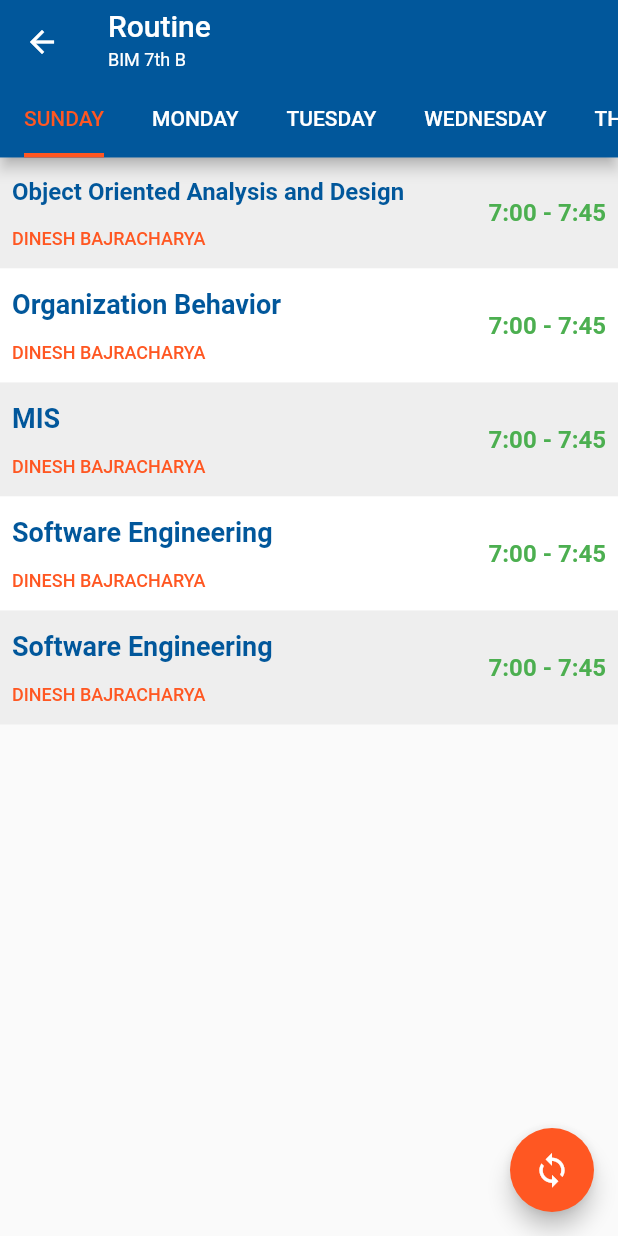
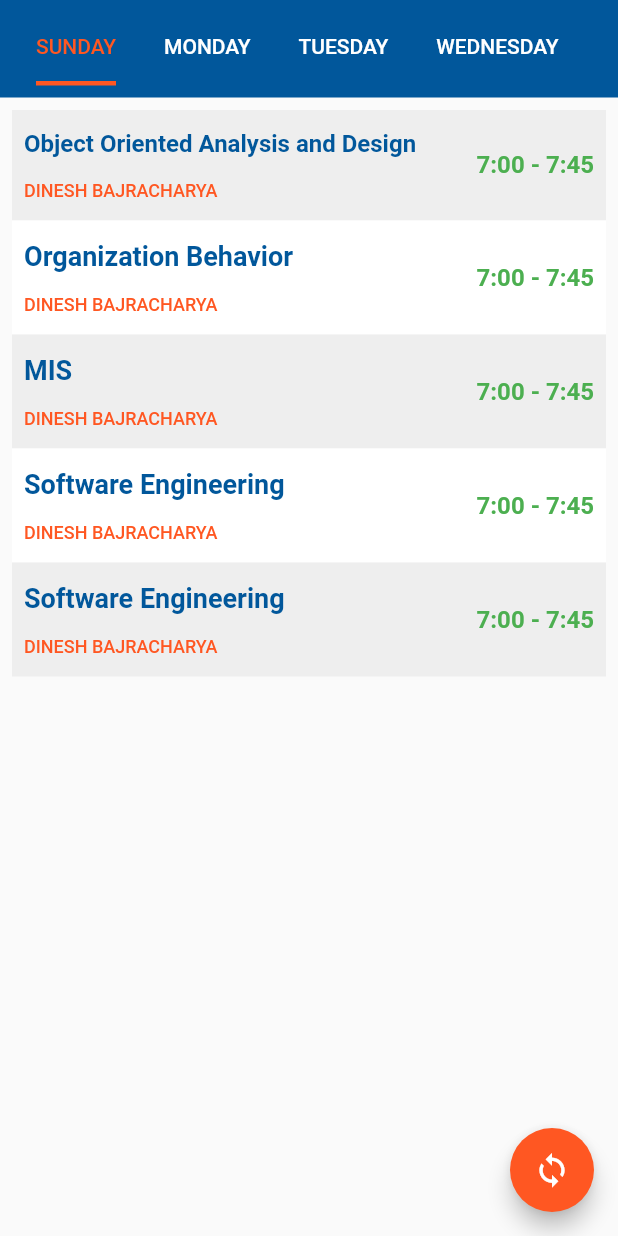
Before and after one commit to praveen1082/collegeapp, a Flutter app: the RoutinePage screen opened directly, on a phone screen of 412 x 824 dp. Run offline on Flutter 3.47's test engine with Material 2 defaults, Android fonts, the light colour scheme and no system bars; our stand-ins replace flutter_image_slideshow, table_calendar; network calls fail.

Commit message:
Routine page issues resolved

```diff
--- a/lib/UI/pages/routine.dart
+++ b/lib/UI/pages/routine.dart
@@ -13,43 +13,19 @@ class RoutinePage extends StatelessWidget {
 
   @override
   Widget build(BuildContext context) {
-    return DefaultTabController(
+    return Scaffold(
+      body: DefaultTabController(
         length: myTabs.length,
-      child: Scaffold(
-        appBar: AppBar(
-          backgroundColor: Colors.lightBlue[900],
-          titleSpacing: 0,
-          title: const ListTile(
-            title: Text(
-              "Routine",
-              style: TextStyle(
-                  fontSize: 20.0,
-                  fontWeight: FontWeight.w500,
-                  color: Colors.white),
-            ),
-            subtitle: Text(
-              "BIM 7th B",
-              style: TextStyle(
-                  fontSize: 12.0,
-                  fontWeight: FontWeight.w400,
-                  color: Colors.white),
-            ),
-          ),
-          // title: RichText(
-          //     text: TextSpan(
-          //         text: "Routine",
-          //         style: TextStyle(fontSize: 18.0, fontWeight: FontWeight.w600),
-          //         children: [
-          //           const SizedBox(height: 10.0,),
-          //       TextSpan(
-          //           text: "BIM 7th B",
-          //           style:
-          //               TextStyle(fontSize: 12.0, fontWeight: FontWeight.w400))
-          //     ])),
-          // flexibleSpace: SizedBox(
-          //   height: 20,
-          // ),
-          bottom: TabBar(
+        initialIndex: 0,
+        child: Column(
+          children: [
+            Container(
+              width: double.infinity,
+              color: Colors.lightBlue[900],
+              child: Padding(
+                padding: const EdgeInsets.all(8.0),
+                child: TabBar(
+                    physics: BouncingScrollPhysics(),
                     indicatorSize: TabBarIndicatorSize.label,
                     indicatorWeight: 3,
                     labelColor: Colors.deepOrange,
@@ -58,28 +34,27 @@ class RoutinePage extends StatelessWidget {
                     unselectedLabelColor: Colors.white,
                     tabs: myTabs),
               ),
-        floatingActionButton: FloatingActionButton(
-          onPressed: () {},
-          child: Icon(
-            Icons.sync,
-            size: 25,
             ),
-          backgroundColor: Colors.deepOrange,
-        ),
-        body: TabBarView(
+            Container(
+              child: Expanded(
+                child: Padding(
+                  padding: const EdgeInsets.all(8.0),
+                  child: TabBarView(
+                    physics: BouncingScrollPhysics(),
                     children: myTabs.map((Tab tab) {
                       final String? label = tab.text;
                       return ListView.builder(
                           itemCount: 5,
-                //physics: NeverScrollableScrollPhysics(),
+                          physics: BouncingScrollPhysics(),
                           shrinkWrap: true,
                           itemBuilder: (context, index) {
                             return Column(
                               children: [
                                 Container(
                                   decoration: BoxDecoration(
-                          color:
-                              index % 2 == 0 ? Colors.grey[200] : Colors.white,
+                                    color: index % 2 == 0
+                                        ? Colors.grey[200]
+                                        : Colors.white,
                                   ),
                                   //margin: EdgeInsets.only(
                                   //bottom: 5, top: 0, left: 0, right: 0),
@@ -103,26 +78,19 @@ class RoutinePage extends StatelessWidget {
                                                             "Object Oriented Analysis and Design ",
                                                             style: TextStyle(
                                                                 fontSize: 16.0,
-                                                      color:
-                                                          Colors.lightBlue[900],
+                                                                color: Colors
+                                                                        .lightBlue[
+                                                                    900],
                                                                 fontWeight:
-                                                          FontWeight.w700),
+                                                                    FontWeight
+                                                                        .w700),
                                                           )
                                                         : index == 1
                                                             ? Text(
                                                                 "Organization Behavior",
                                                                 style: TextStyle(
-                                                          fontSize: 18.0,
-                                                          color: Colors
-                                                              .lightBlue[900],
-                                                          fontWeight:
-                                                              FontWeight.w600),
-                                                    )
-                                                  : index == 2
-                                                      ? Text(
-                                                          "MIS",
-                                                          style: TextStyle(
-                                                              fontSize: 18.0,
+                                                                    fontSize:
+                                                                        18.0,
                                                                     color: Colors
                                                                             .lightBlue[
                                                                         900],
@@ -130,16 +98,26 @@ class RoutinePage extends StatelessWidget {
                                                                         FontWeight
                                                                             .w600),
                                                               )
+                                                            : index == 2
+                                                                ? Text(
+                                                                    "MIS",
+                                                                    style: TextStyle(
+                                                                        fontSize:
+                                                                            18.0,
+                                                                        color: Colors.lightBlue[
+                                                                            900],
+                                                                        fontWeight:
+                                                                            FontWeight.w600),
+                                                                  )
                                                                 : Text(
                                                                     "Software Engineering",
                                                                     style: TextStyle(
-                                                              fontSize: 18.0,
-                                                              color: Colors
-                                                                      .lightBlue[
+                                                                        fontSize:
+                                                                            18.0,
+                                                                        color: Colors.lightBlue[
                                                                             900],
                                                                         fontWeight:
-                                                                  FontWeight
-                                                                      .w600),
+                                                                            FontWeight.w600),
                                                                   ),
                                                   )
                                                 ],
@@ -153,8 +131,10 @@ class RoutinePage extends StatelessWidget {
                                                     "DINESH BAJRACHARYA",
                                                     style: TextStyle(
                                                         fontSize: 12.0,
-                                              color: Colors.deepOrange,
-                                              fontWeight: FontWeight.w500),
+                                                        color:
+                                                            Colors.deepOrange,
+                                                        fontWeight:
+                                                            FontWeight.w500),
                                                   )
                                                 ],
                                               ),
@@ -193,6 +173,19 @@ class RoutinePage extends StatelessWidget {
                     }).toList(),
                   ),
                 ),
+              ),
+            ),
+          ],
+        ),
+      ),
+      floatingActionButton: FloatingActionButton(
+        onPressed: () {},
+        child: Icon(
+          Icons.sync,
+          size: 25,
+        ),
+        backgroundColor: Colors.deepOrange,
+      ),
     );
   }
 }
--- a/lib/UI/widgets/appbarwidget.dart
+++ b/lib/UI/widgets/appbarwidget.dart
@@ -13,7 +13,7 @@ class BaseAppBar extends StatelessWidget implements PreferredSizeWidget {
 
     return AppBar(
       elevation: 0,
-      backgroundColor: Colors.blue[900],
+      backgroundColor: Colors.lightBlue[900],
       titleSpacing: 10.0,
       title: Text(title),
       actions: [
--- a/lib/UI/widgets/drawerwidget.dart
+++ b/lib/UI/widgets/drawerwidget.dart
@@ -6,6 +6,7 @@ import 'package:kcmitapp/UI/pages/home.dart';
 import 'package:kcmitapp/UI/pages/notice.dart';
 import 'package:kcmitapp/UI/pages/resources.dart';
 import 'package:kcmitapp/UI/pages/resultpage.dart';
+import 'package:kcmitapp/UI/pages/routine.dart';
 
 class DrawerWidget extends StatefulWidget {
   final select;
@@ -206,6 +207,9 @@ Widget drawerMenu(int select) {
             } else if (index == 5 && _selected != 5) {
               Navigator.push(context,
                   MaterialPageRoute(builder: (context) => GalleryPage()));
+            } else if (index == 8 && _selected != 8) {
+              Navigator.push(context,
+                  MaterialPageRoute(builder: (context) => RoutinePage()));
             }
             setState(() {
               _selected = index;
--- a/lib/UI/widgets/optionsbarwidget.dart
+++ b/lib/UI/widgets/optionsbarwidget.dart
@@ -47,11 +47,11 @@ class OptionsBarWidget extends StatelessWidget {
               OptionWidget(
                 imageUrl:
                     'https://icons-for-free.com/iconfiles/png/512/calendar-131964752454737242.png',
-                page: showAlertDialog(context),
+                page: RoutinePage(),
                 title: "Routine",
                 drawerselected: 8,
               ),
-              SizedBox(
+              const SizedBox(
                 width: 10,
               ),
               OptionWidget(
```
Lines whose indentation alone changed are shown as unchanged.
